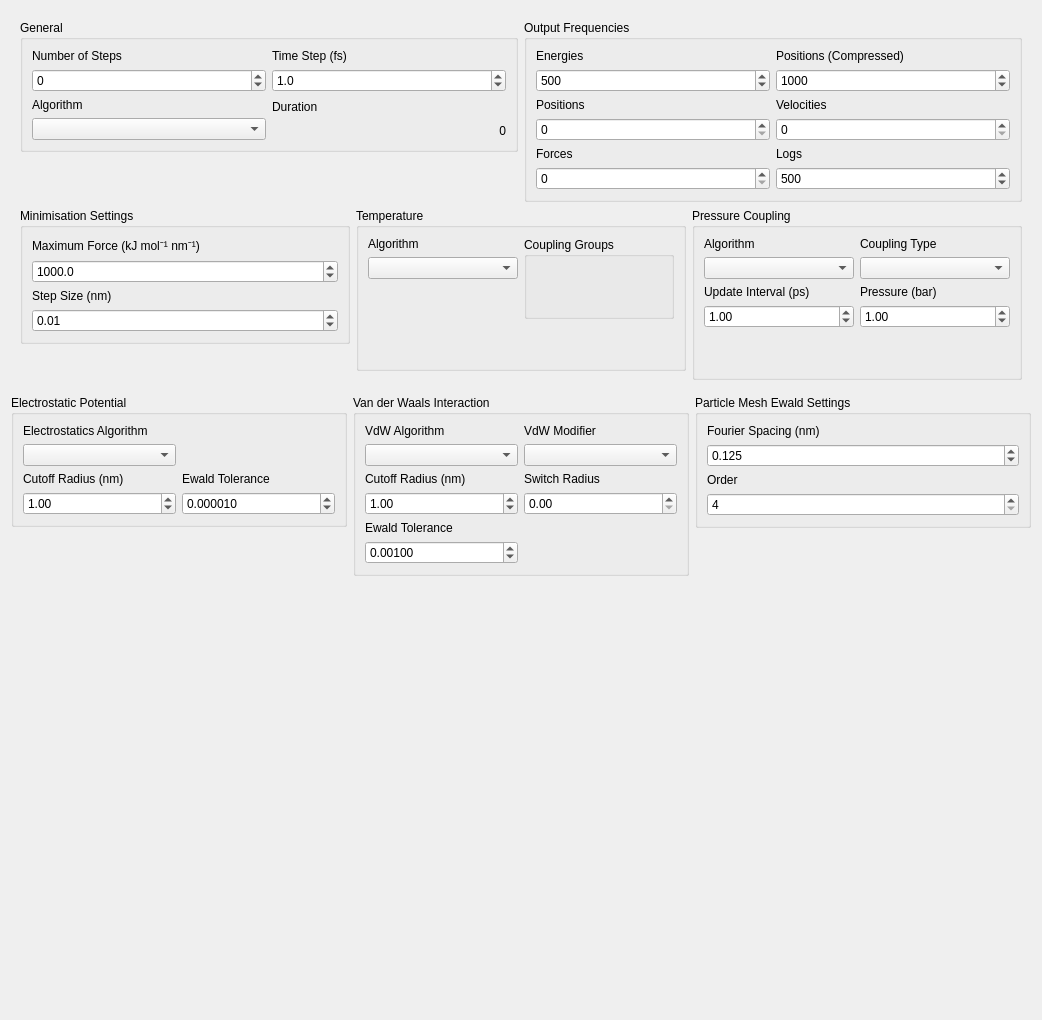
This is ui/simulationsetupform.ui in breuerss/gromacs-ui as Qt 5 draws it before an edit. The edited form follows.
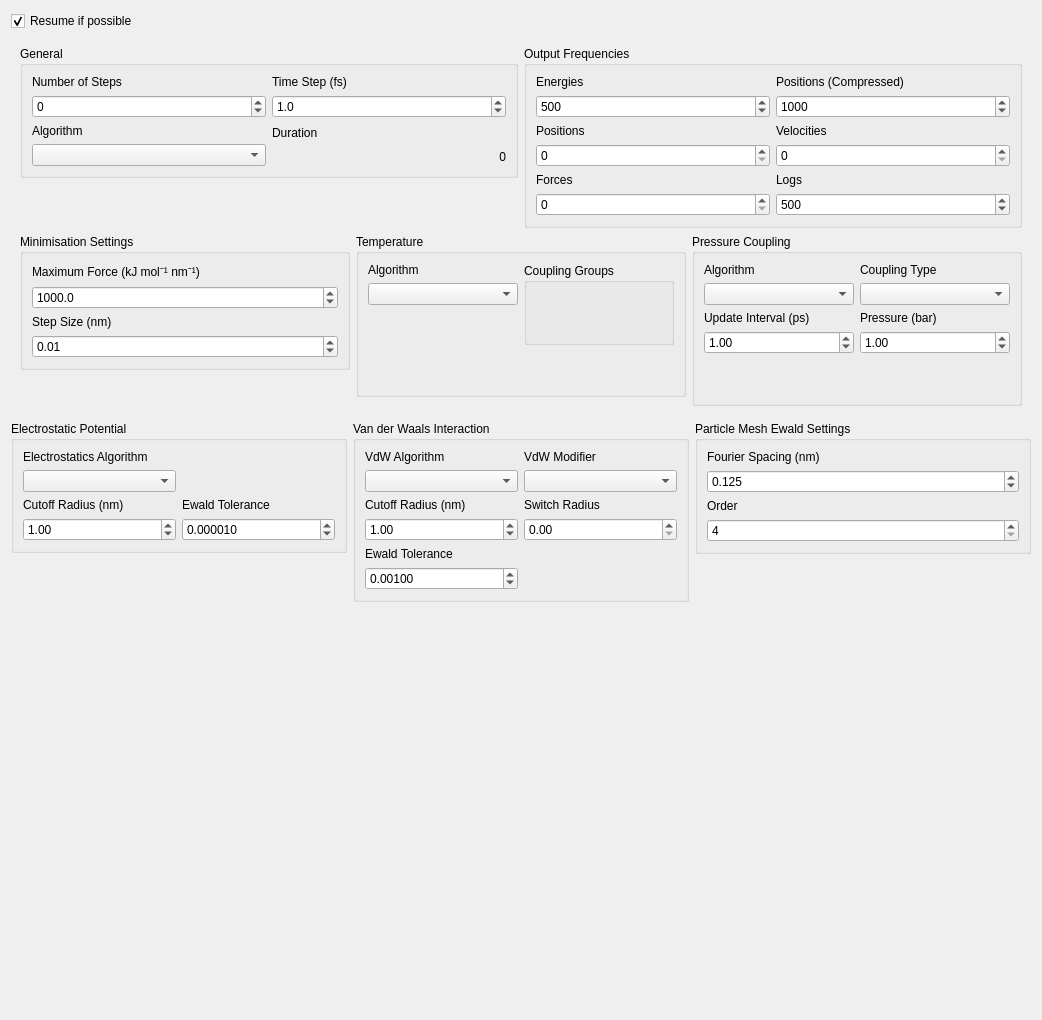
This is the edited form. Icons and pictures are not drawn.

Commit message: refactor: move resume checkbox to configuration UI

```diff
--- a/ui/simulationsetupform.ui
+++ b/ui/simulationsetupform.ui
@@ -13,7 +13,17 @@
   <property name="windowTitle">
    <string>Form</string>
   </property>
-  <layout class="QVBoxLayout" name="verticalLayout_31">
+  <layout class="QVBoxLayout" name="verticalLayout">
+   <item>
+    <widget class="QCheckBox" name="resume">
+     <property name="text">
+      <string>Resume if possible</string>
+     </property>
+     <property name="checked">
+      <bool>true</bool>
+     </property>
+    </widget>
+   </item>
    <item>
     <widget class="QWidget" name="settingsWidget" native="true">
      <layout class="QGridLayout" name="gridLayout_3">
```
The commit also changes 3 other files.
